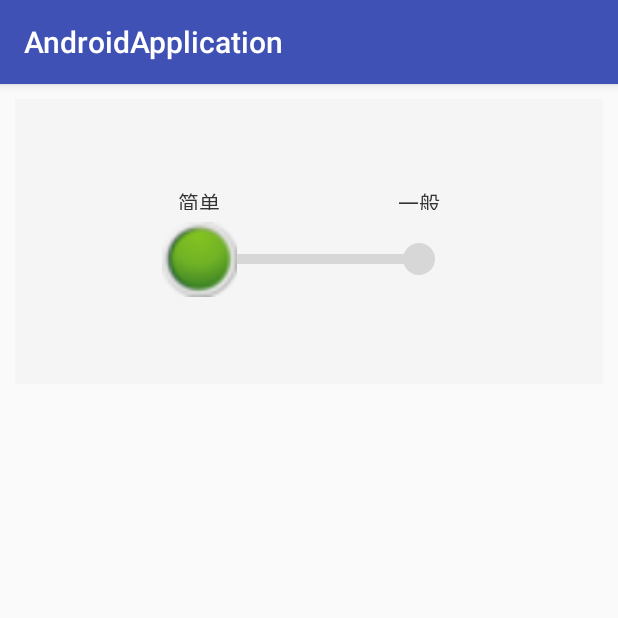
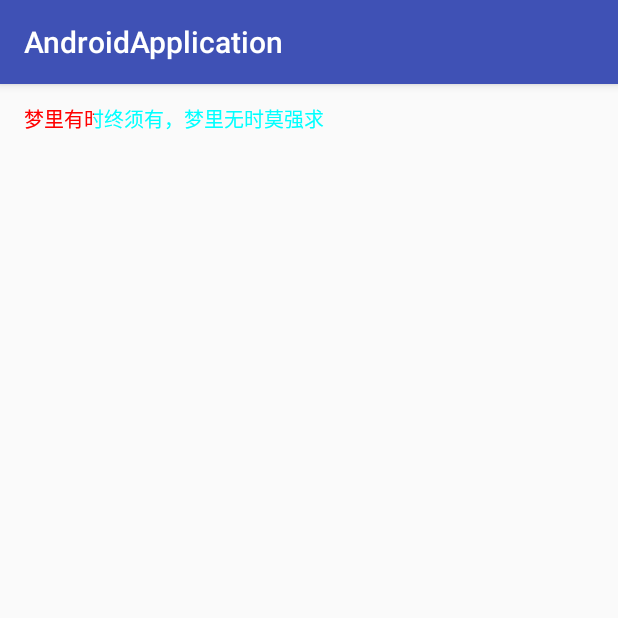
Before and after one commit to jt19880807/AndroidApplication, an Android app: the screen it shows after launch (MainActivity), on a phone screen of 412 x 824 dp, the top half of it. Run offline under Robolectric (Android 15) with nearby library versions, the phone set to English and light mode, and no system bars.

Commit message:
2016062401

```diff
--- /dev/null
+++ b/CustomView/src/main/java/com/diyview/widget/ShineTextView.java
@@ -0,0 +1,121 @@
+package com.diyview.widget;
+
+import android.content.Context;
+import android.graphics.Bitmap;
+import android.graphics.Canvas;
+import android.graphics.Color;
+import android.graphics.LinearGradient;
+import android.graphics.Matrix;
+import android.graphics.Paint;
+import android.graphics.PorterDuff;
+import android.graphics.PorterDuffXfermode;
+import android.graphics.RectF;
+import android.graphics.Shader;
+import android.util.AttributeSet;
+import android.util.Log;
+import android.widget.TextView;
+
+/**
+ * Created by Devin.Jiang on 2016-06-24.
+ */
+public class ShineTextView extends TextView {
+    private final String TAG="TAG";
+    private LinearGradient linearGradient;
+    private Matrix matrix;//矩阵
+    private Paint paint;//画笔
+    private int mViewWidth=0;
+    private int mViewHeight=0;
+    private int mTranslate=0;//平移量
+    private boolean mAnimating = true;//是否动画
+    private int delda=15;//移动增量
+    private PorterDuffXfermode xFermode;
+    private float mTextHeith;//文字高度
+    private float mTextWidth;//文字宽度
+    private int index=0;
+
+
+    public ShineTextView(Context context) {
+        this(context,null);
+    }
+
+    public ShineTextView(Context context, AttributeSet attrs) {
+        this(context, attrs,0);
+    }
+
+    public ShineTextView(Context context, AttributeSet attrs, int defStyleAttr) {
+        super(context, attrs, defStyleAttr);
+        init();
+    }
+
+    private void init() {
+        paint=new Paint(Paint.ANTI_ALIAS_FLAG);
+        xFermode=new PorterDuffXfermode(PorterDuff.Mode.SRC_IN);
+        paint.setColor(Color.CYAN);
+        paint.setTextSize(20.0f);
+        paint.setStyle(Paint.Style.FILL_AND_STROKE);
+        paint.setXfermode(null);
+        paint.setTextAlign(Paint.Align.LEFT);
+        Paint.FontMetrics fontMetrics=paint.getFontMetrics();
+        mTextHeith=fontMetrics.bottom-fontMetrics.descent-fontMetrics.ascent;
+        mTextWidth=paint.measureText(getText().toString());
+    }
+
+    @Override
+    protected void onMeasure(int widthMeasureSpec, int heightMeasureSpec) {
+        final int mWidth;
+        final int mHeight;
+        int widthMode=MeasureSpec.getMode(widthMeasureSpec);
+        int widthSize=MeasureSpec.getSize(widthMeasureSpec);
+        if(widthMode==MeasureSpec.EXACTLY){
+            mWidth=widthSize;
+        }
+        else {
+            int desireByImg=getPaddingLeft()+getPaddingRight()+getMeasuredWidth();
+            if(widthMode==MeasureSpec.AT_MOST){
+                mWidth=Math.min(widthSize,desireByImg);
+            } else {
+                mWidth=desireByImg;
+            }
+        }
+        /***
+         * 设置高度
+         */
+        int   heightMode = MeasureSpec.getMode(heightMeasureSpec);
+        int   heightSize = MeasureSpec.getSize(heightMeasureSpec);
+        if (heightMode == MeasureSpec.EXACTLY)// match_parent , accurate
+            mHeight = heightSize;
+        else
+        {
+            int desire = getPaddingTop() + getPaddingBottom()
+                    + getMeasuredHeight();
+            if (heightMode == MeasureSpec.AT_MOST)// wrap_content
+                mHeight = Math.min(desire, heightSize);
+            else
+                mHeight = desire;
+        }
+        setMeasuredDimension(mWidth,mHeight);
+    }
+
+    @Override
+    protected void onDraw(Canvas canvas) {
+        //super.onDraw(canvas);
+        Bitmap srcBitmap=Bitmap.createBitmap(getMeasuredWidth(),getMeasuredHeight(),Bitmap.Config.ARGB_8888);
+        Canvas srcCanvas=new Canvas(srcBitmap);
+        srcCanvas.drawText(getText().toString(),0,mTextHeith,paint);
+        paint.setXfermode(xFermode);
+        paint.setColor(Color.RED);
+        RectF rect=new RectF(0,0,index,getMeasuredHeight());
+        srcCanvas.drawRect(rect,paint);
+        canvas.drawBitmap(srcBitmap,0,0,null);
+       // init();
+        if(index<mTextWidth)
+        {
+            index+=10;
+        }else{
+            index=0;
+        }
+        paint.setXfermode(null);
+        paint.setColor(Color.CYAN);
+        postInvalidateDelayed(300);
+    }
+}
--- a/CustomView/src/main/res/layout/activity_main.xml
+++ b/CustomView/src/main/res/layout/activity_main.xml
@@ -2,18 +2,30 @@
 <LinearLayout xmlns:android="http://schemas.android.com/apk/res/android"
     xmlns:app="http://schemas.android.com/apk/res-auto"
     android:layout_width="match_parent"
-    android:layout_height="match_parent">
-    <com.diyview.widget.DragHoriView
+    android:layout_height="match_parent"
+    android:orientation="vertical"
+    android:padding="16dp">
+    <!--<com.diyview.widget.DragHoriView-->
+        <!--android:layout_width="match_parent"-->
+        <!--android:layout_height="190dp"-->
+        <!--android:background="#f5f5f5"-->
+        <!--app:nodestext="简单，一般"-->
+        <!--app:text_size="14"-->
+        <!--android:layout_margin="10dp"-->
+        <!--app:text_color="#333333"-->
+        <!--app:drag_icon="@drawable/ic_drag"-->
+        <!--app:circle_color="#D7D7D7">-->
+
+    <!--</com.diyview.widget.DragHoriView>-->
+    <!--<com.diyview.widget.MyTextView-->
+        <!--android:layout_width="200dp"-->
+        <!--android:layout_height="50dp"-->
+        <!--android:text="Android"-->
+        <!--android:textSize="30sp"/>-->
+    <com.diyview.widget.ShineTextView
         android:layout_width="match_parent"
-        android:layout_height="190dp"
-        android:background="#f5f5f5"
-        app:nodestext="简单，一般"
-        app:text_size="14"
-        android:layout_margin="10dp"
-        app:text_color="#333333"
-        app:drag_icon="@drawable/ic_drag"
-        app:circle_color="#D7D7D7">
-
-    </com.diyview.widget.DragHoriView>
+        android:layout_height="50dp"
+        android:text="梦里有时终须有，梦里无时莫强求"
+        android:textSize="20sp"/>
 
 </LinearLayout>
```
Also changed, not shown: CustomView/src/main/java/com/diyview/widget/MyTextView.java (added, +47 -0 lines), 5 other files.
